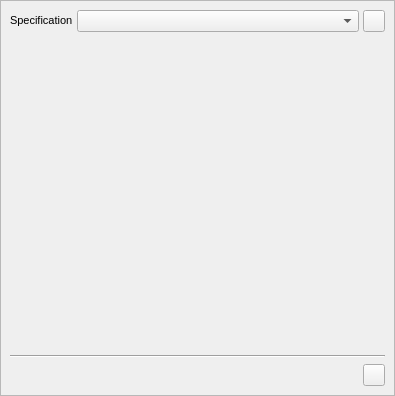
Old version of the form spine_items/data_transformer/ui/data_transformer_properties.ui in the repository spine-tools/spine-items.
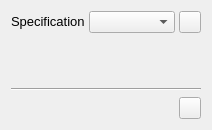
New version of the form. Icons and pictures are not drawn.

Commit message:
Add option to paint icon in the background of properties widget
This is to help identifying the properties widget.

What changed in the file:
```diff
--- a/spine_items/data_transformer/ui/data_transformer_properties.ui
+++ b/spine_items/data_transformer/ui/data_transformer_properties.ui
@@ -18,44 +18,14 @@
    <rect>
     <x>0</x>
     <y>0</y>
-    <width>395</width>
-    <height>396</height>
+    <width>212</width>
+    <height>130</height>
    </rect>
   </property>
   <property name="windowTitle">
    <string>Form</string>
   </property>
   <layout class="QVBoxLayout" name="verticalLayout">
-   <property name="spacing">
-    <number>0</number>
-   </property>
-   <property name="leftMargin">
-    <number>0</number>
-   </property>
-   <property name="topMargin">
-    <number>0</number>
-   </property>
-   <property name="rightMargin">
-    <number>0</number>
-   </property>
-   <property name="bottomMargin">
-    <number>0</number>
-   </property>
-   <item>
-    <widget class="QScrollArea" name="scrollArea_4">
-     <property name="widgetResizable">
-      <bool>true</bool>
-     </property>
-     <widget class="QWidget" name="scrollAreaWidgetContents_4">
-      <property name="geometry">
-       <rect>
-        <x>0</x>
-        <y>0</y>
-        <width>393</width>
-        <height>394</height>
-       </rect>
-      </property>
-      <layout class="QVBoxLayout" name="verticalLayout_2">
        <item>
         <layout class="QHBoxLayout" name="horizontalLayout_9">
          <property name="spacing">
@@ -77,7 +47,7 @@
            </property>
            <property name="font">
             <font>
-             <pointsize>8</pointsize>
+         <pointsize>10</pointsize>
             </font>
            </property>
            <property name="text">
@@ -191,10 +161,6 @@
           </widget>
          </item>
         </layout>
-       </item>
-      </layout>
-     </widget>
-    </widget>
    </item>
   </layout>
  </widget>
```
Lines whose indentation alone changed are shown as unchanged. The commit also changes 29 other files.
